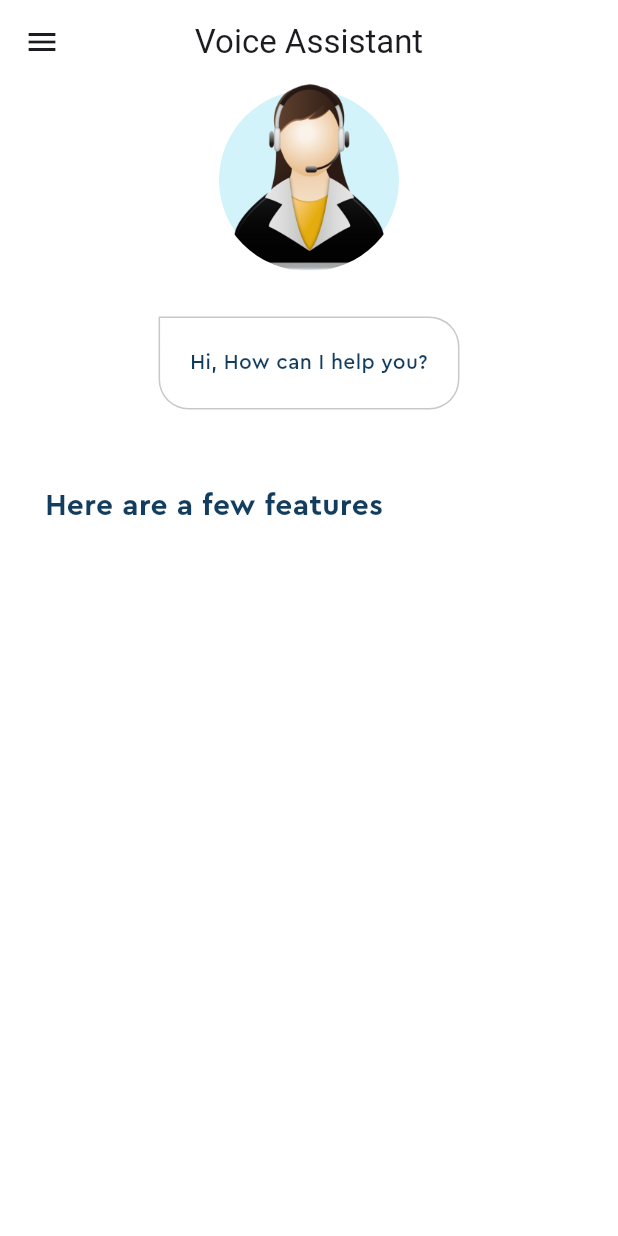
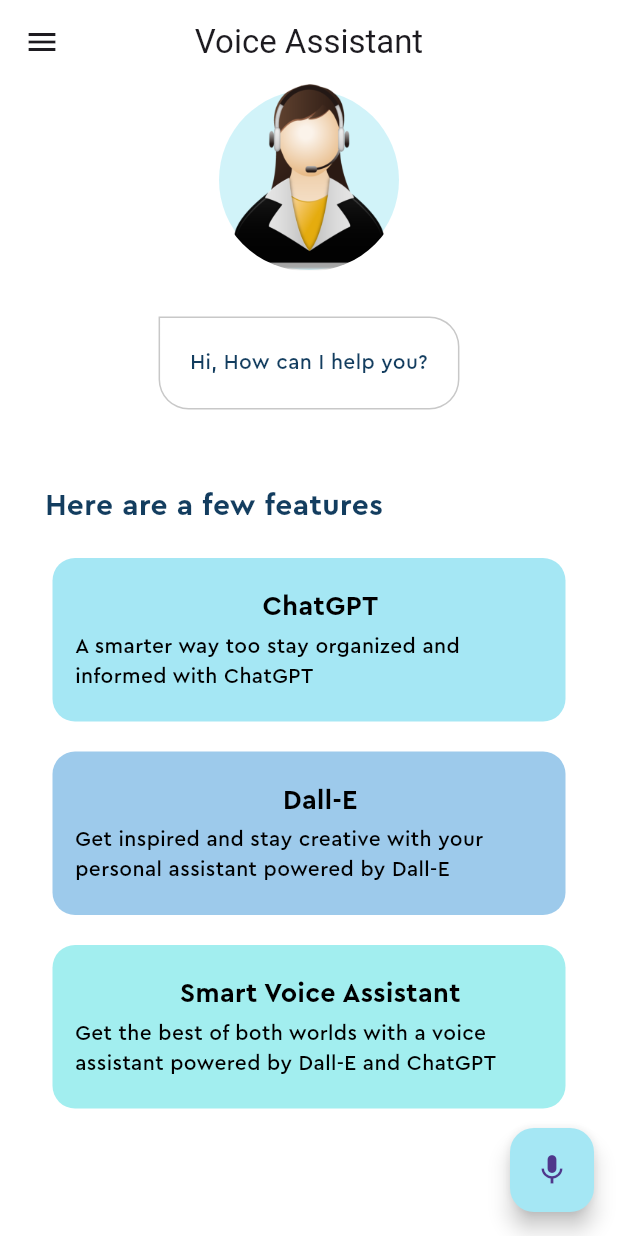
Before and after one commit to duyguerogluu/voice_assistant, a Flutter app: the screen it shows after launch, on a phone screen of 412 x 824 dp. Run offline on Flutter 3.47's test engine with Material 3 defaults, Android fonts, the phone set to English and light mode, and no system bars.

Commit message:
added FeatureBox

```diff
--- a/lib/home_page.dart
+++ b/lib/home_page.dart
@@ -12,6 +12,11 @@ class _HomePageState extends State<HomePage> {
   @override
   Widget build(BuildContext context) {
     return Scaffold(
+      floatingActionButton: FloatingActionButton(
+        onPressed: () {},
+        backgroundColor: MyColor.firstSuggestionBoxColor,
+        child: const Icon(Icons.mic),
+      ),
       appBar: AppBar(
         title: const Text('Voice Assistant'),
         leading: const Icon(Icons.menu),
@@ -35,7 +40,86 @@ class _HomePageState extends State<HomePage> {
               ),
             ),
           ),
+          const Column(
+            children: [
+              FeatureBox(
+                color: MyColor.firstSuggestionBoxColor,
+                headerText: 'ChatGPT',
+                description:
+                    'A smarter way too stay organized and informed with ChatGPT',
+              ),
+              FeatureBox(
+                color: MyColor.secondSuggestionBoxColor,
+                headerText: 'Dall-E',
+                description:
+                    'Get inspired and stay creative with your personal assistant powered by Dall-E',
+              ),
+              FeatureBox(
+                color: MyColor.thirdSuggestionBoxColor,
+                headerText: 'Smart Voice Assistant',
+                description:
+                    'Get the best of both worlds with a voice assistant powered by Dall-E and ChatGPT',
+              ),
+            ],
+          ),
         ],
+      ),
+    );
+  }
+}
+
+class FeatureBox extends StatelessWidget {
+  final Color color;
+  final String headerText;
+  final String description;
+  const FeatureBox({
+    super.key,
+    required this.color,
+    required this.headerText,
+    required this.description,
+  });
+
+  @override
+  Widget build(BuildContext context) {
+    return Container(
+      margin: const EdgeInsets.symmetric(
+        horizontal: 35,
+        vertical: 10,
+      ),
+      decoration: BoxDecoration(
+        color: color,
+        borderRadius: const BorderRadius.all(
+          Radius.circular(15),
+        ),
+      ),
+      child: Padding(
+        padding: const EdgeInsets.symmetric(vertical: 20.0).copyWith(
+          left: 15,
+        ),
+        child: Column(
+          children: [
+            Text(
+              headerText,
+              style: const TextStyle(
+                fontFamily: 'Cera Pro',
+                color: MyColor.blackColor,
+                fontSize: 18,
+                fontWeight: FontWeight.bold,
+              ),
+            ),
+            const SizedBox(height: 3),
+            Padding(
+              padding: const EdgeInsets.only(right: 20.0),
+              child: Text(
+                description,
+                style: const TextStyle(
+                  fontFamily: 'Cera Pro',
+                  color: MyColor.blackColor,
+                ),
+              ),
+            ),
+          ],
+        ),
       ),
     );
   }
--- a/pubspec.yaml
+++ b/pubspec.yaml
@@ -15,6 +15,7 @@ dependencies:
 
 
   cupertino_icons: ^1.0.8
+  speech_to_text: ^7.0.0
 
 dev_dependencies:
   flutter_test:
```
Also changed, not shown: pubspec.lock, 1 other file.
